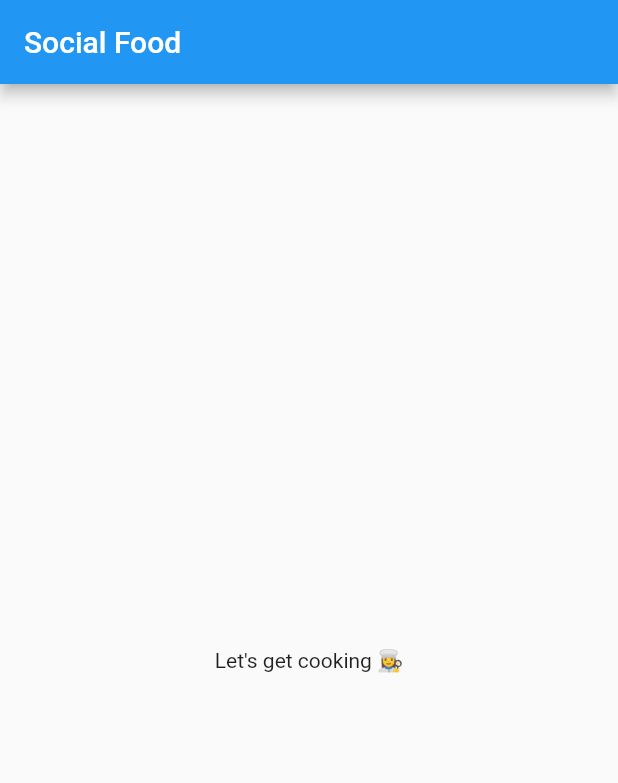
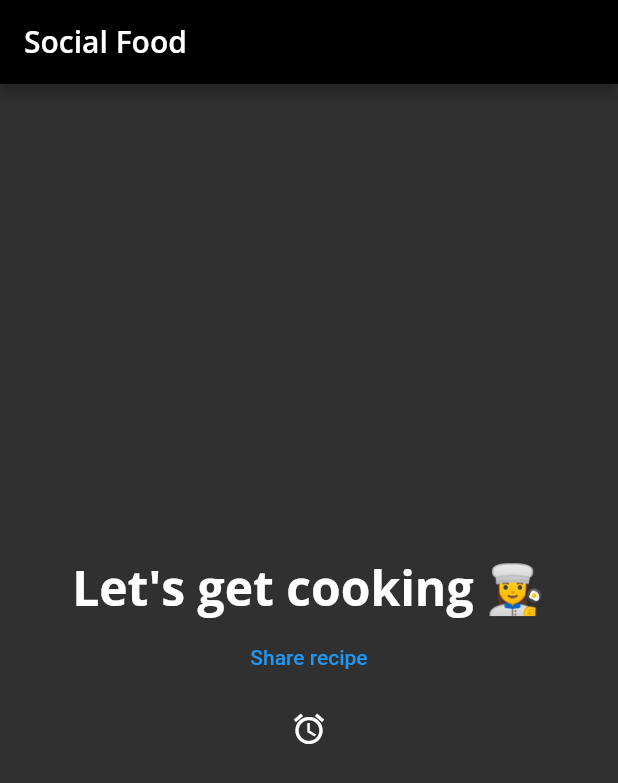
Before and after one commit to jearbelaezr/SocialFood, a Flutter app: the screen it shows after launch, on a phone screen of 412 x 824 dp. Shown: the top 783 px of the screen. Run offline on Flutter 3.47's test engine with Material 2 defaults, Android fonts, the phone set to English and light mode, and no system bars; our stand-ins replace google_fonts.

Commit message:
Added dart theme support

```diff
--- a/lib/main.dart
+++ b/lib/main.dart
@@ -1,4 +1,5 @@
 import 'package:flutter/material.dart';
+import 'social_food_theme.dart';
 
 void main() {
   runApp(const SocialFood());
@@ -7,19 +8,39 @@ void main() {
 class SocialFood extends StatelessWidget {
   const SocialFood({Key? key}) : super(key: key);
 
-  // This widget is the root of your application.
   @override
   Widget build(BuildContext context) {
-    // TODO: Create theme
+    final theme = SocialFoodTheme.darkTheme;
     // TODO: Apply Home widget
     return MaterialApp(
-      // TODO: Add theme
+      theme: theme,
       title: 'Social Food',
       home: Scaffold(
-        // TODO: Style the title
-        appBar: AppBar(title: const Text('Social Food')),
-        // TODO: Style the body text
-        body: const Center(child: Text('Let\'s get cooking 👩‍🍳')),
+        appBar: AppBar(
+          title: Text(
+            'Social Food',
+            style: theme.textTheme.headline6,
+          ),
+        ),
+        body: Center(
+          child: Column(
+            mainAxisAlignment: MainAxisAlignment.center,
+            children: [
+              Text(
+                'Let\'s get cooking 👩‍🍳',
+                style: theme.textTheme.headline1,
+              ),
+              TextButton(
+                child: const Text('Share recipe'),
+                onPressed: () {},
+              ),
+              IconButton(
+                icon: const Icon(Icons.alarm),
+                onPressed: () {},
+              ),
+            ],
+          ),
+        ),
       ),
     );
   }
--- /dev/null
+++ b/lib/social_food_theme.dart
@@ -0,0 +1,99 @@
+import 'package:flutter/material.dart';
+import 'package:google_fonts/google_fonts.dart';
+
+class SocialFoodTheme {
+  static TextTheme lightTextTheme = TextTheme(
+    bodyText1: GoogleFonts.openSans(
+      fontSize: 14.0,
+      fontWeight: FontWeight.w700,
+      color: Colors.black,
+    ),
+    headline1: GoogleFonts.openSans(
+      fontSize: 32.0,
+      fontWeight: FontWeight.bold,
+      color: Colors.black,
+    ),
+    headline2: GoogleFonts.openSans(
+      fontSize: 21.0,
+      fontWeight: FontWeight.w700,
+      color: Colors.black,
+    ),
+    headline3: GoogleFonts.openSans(
+      fontSize: 16.0,
+      fontWeight: FontWeight.w600,
+      color: Colors.black,
+    ),
+    headline6: GoogleFonts.openSans(
+      fontSize: 20.0,
+      fontWeight: FontWeight.w600,
+      color: Colors.black,
+    ),
+  );
+
+  static TextTheme darkTextTheme = TextTheme(
+    bodyText1: GoogleFonts.openSans(
+      fontSize: 14.0,
+      fontWeight: FontWeight.w700,
+      color: Colors.white,
+    ),
+    headline1: GoogleFonts.openSans(
+      fontSize: 32.0,
+      fontWeight: FontWeight.bold,
+      color: Colors.white,
+    ),
+    headline2: GoogleFonts.openSans(
+      fontSize: 21.0,
+      fontWeight: FontWeight.w700,
+      color: Colors.white,
+    ),
+    headline3: GoogleFonts.openSans(
+      fontSize: 16.0,
+      fontWeight: FontWeight.w600,
+      color: Colors.white,
+    ),
+    headline6: GoogleFonts.openSans(
+      fontSize: 20.0,
+      fontWeight: FontWeight.w600,
+      color: Colors.white,
+    ),
+  );
+
+  static ThemeData lightTheme = ThemeData(
+    brightness: Brightness.light,
+    checkboxTheme: CheckboxThemeData(
+      fillColor: MaterialStateColor.resolveWith(
+        (states) {
+          return Colors.black;
+        },
+      ),
+    ),
+    appBarTheme: const AppBarTheme(
+      foregroundColor: Colors.black,
+      backgroundColor: Colors.white,
+    ),
+    floatingActionButtonTheme: const FloatingActionButtonThemeData(
+      foregroundColor: Colors.white,
+      backgroundColor: Colors.black,
+    ),
+    bottomNavigationBarTheme: const BottomNavigationBarThemeData(
+      selectedItemColor: Colors.green,
+    ),
+    textTheme: lightTextTheme,
+  );
+
+  static ThemeData darkTheme = ThemeData(
+    brightness: Brightness.dark,
+    appBarTheme: const AppBarTheme(
+      foregroundColor: Colors.yellow,
+      backgroundColor: Colors.black,
+    ),
+    floatingActionButtonTheme: const FloatingActionButtonThemeData(
+      foregroundColor: Colors.white,
+      backgroundColor: Colors.green,
+    ),
+    bottomNavigationBarTheme: const BottomNavigationBarThemeData(
+      selectedItemColor: Colors.green,
+    ),
+    textTheme: darkTextTheme,
+  );
+}
--- a/pubspec.yaml
+++ b/pubspec.yaml
@@ -30,6 +30,8 @@ dependencies:
   flutter:
     sdk: flutter
 
+
+  google_fonts: ^2.1.0
 
   # The following adds the Cupertino Icons font to your application.
   # Use with the CupertinoIcons class for iOS style icons.
```
Also changed, not shown: pubspec.lock, 10 other files.
